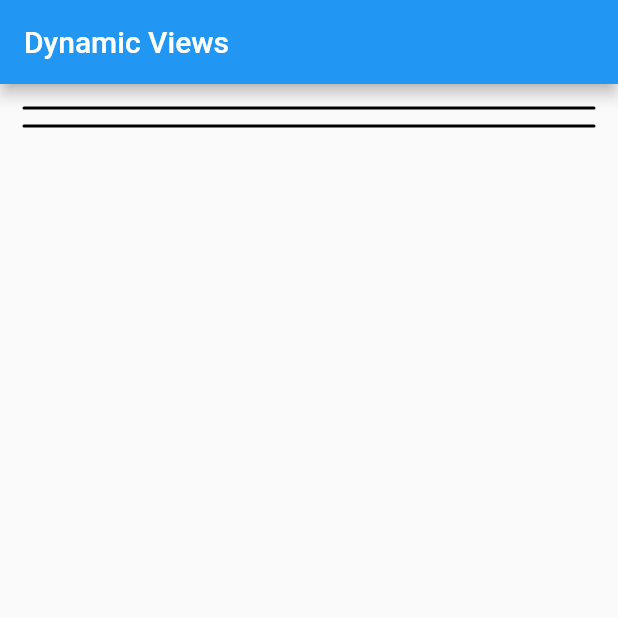
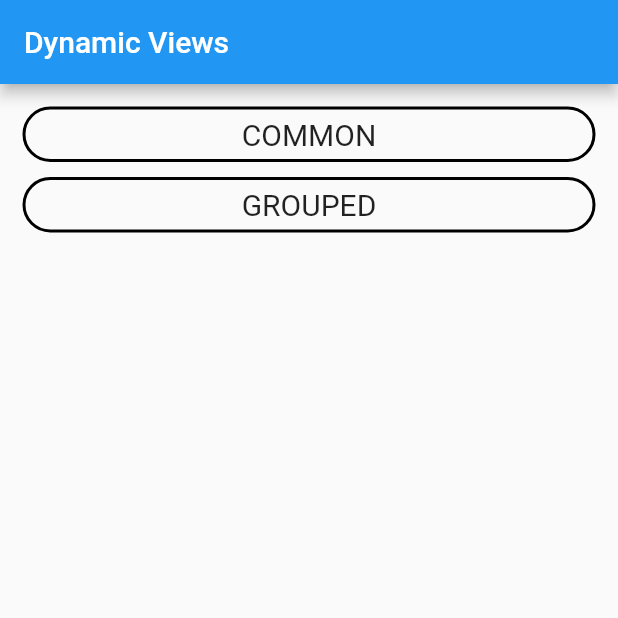
Before and after one commit to SayfiddinovJ/homeworks, a Flutter app: the screen it shows after launch, on a phone screen of 412 x 824 dp, the top half of it. Run offline on Flutter 3.47's test engine with Material 2 defaults, Android fonts, the phone set to English and light mode, and no system bars; network calls fail.

Commit message:
some changes

```diff
--- a/lib/ui/dynamic_view_screen.dart
+++ b/lib/ui/dynamic_view_screen.dart
@@ -27,6 +27,14 @@ class _DynamicViewScreenState extends State<DynamicViewScreen> {
 
     if (results[0].error.isEmpty) {
       mainModel = results[0].data as MainModel;
+      for (var element in mainModel.dynamicView) {
+        debugPrint(element.group);
+        if (element.group == 'COMMON') {
+          common.add(element);
+        } else if (element.group == 'GROUPED') {
+          grouped.add(element);
+        }
+      }
     }
     setState(() {
       isLoading = false;
@@ -56,12 +64,13 @@ class _DynamicViewScreenState extends State<DynamicViewScreen> {
                   decoration: BoxDecoration(
                     border: Border.all(
                       color: Colors.black,
-                      width: 1,
+                      width: 2,
                     ),
                     borderRadius: BorderRadius.circular(24),
                   ),
                   child: Column(
                     children: [
+                      const Padding(padding: EdgeInsets.symmetric(vertical: 5),child: Text('COMMON',style: TextStyle(fontSize: 20),),),
                       ...List.generate(
                           common.length, (index) => getWidget(common[index]))
                     ],
@@ -72,12 +81,13 @@ class _DynamicViewScreenState extends State<DynamicViewScreen> {
                   decoration: BoxDecoration(
                     border: Border.all(
                       color: Colors.black,
-                      width: 1,
+                      width: 2,
                     ),
                     borderRadius: BorderRadius.circular(24),
                   ),
                   child: Column(
                     children: [
+                      const Padding(padding: EdgeInsets.symmetric(vertical: 5),child: Text('GROUPED',style: TextStyle(fontSize: 20),),),
                       ...List.generate(
                           grouped.length, (index) => getWidget(grouped[index]))
                     ],
```
